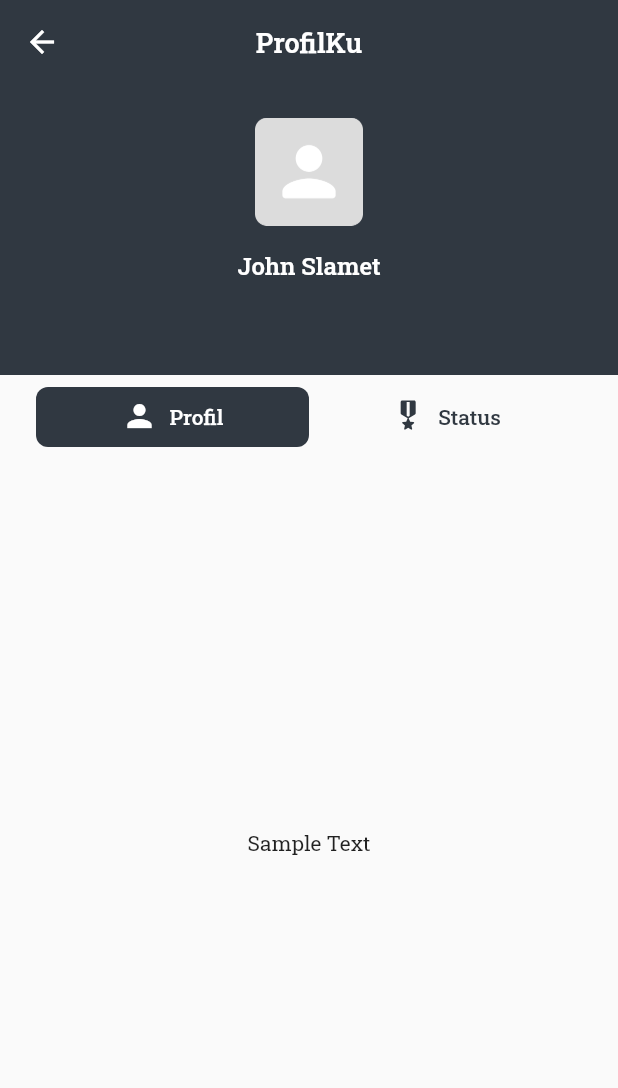
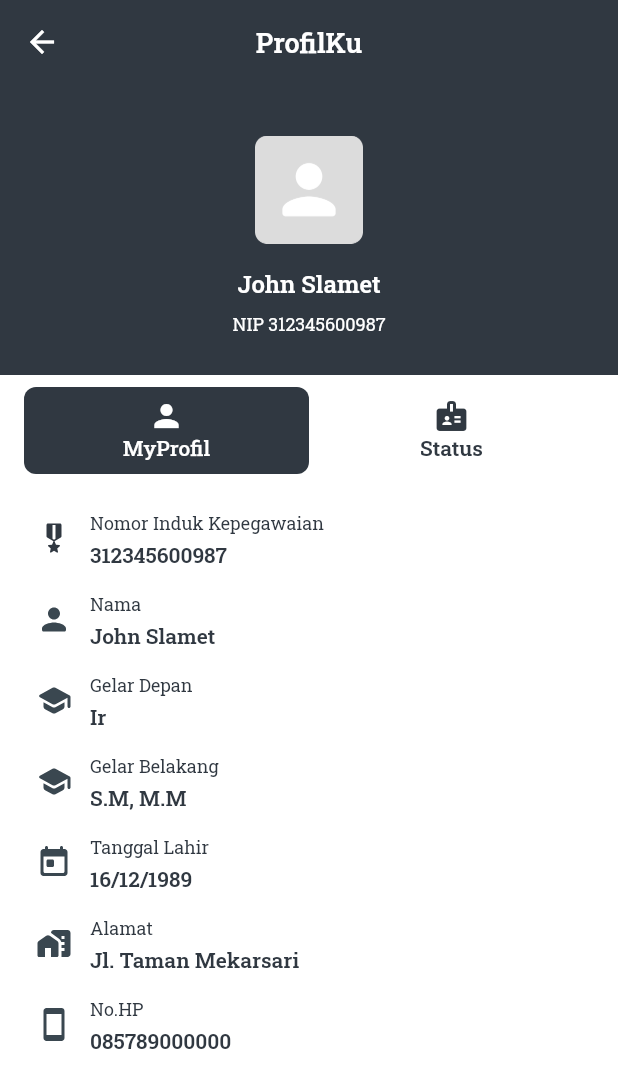
Before and after one commit to roningrum/my_darling_app, a Flutter app: the ProfilTabScreen screen opened directly, on a phone screen of 412 x 824 dp. Shown: the top 1088 px of the screen. Run offline on Flutter 3.47's test engine with Material 2 defaults, Android fonts, the phone set to English and light mode, and no system bars; our stand-ins replace flutter_svg, google_fonts.

Commit message:
profil screen done

```diff
--- a/lib/profil_tab_screen.dart
+++ b/lib/profil_tab_screen.dart
@@ -1,5 +1,8 @@
+import 'package:flutter/cupertino.dart';
 import 'package:flutter/material.dart';
 import 'package:flutter_svg/flutter_svg.dart';
+import 'package:my_darling_app/profil_tab_view.dart';
+import 'package:my_darling_app/status_tab_view.dart';
 
 import 'const.dart';
 
@@ -12,29 +15,21 @@ class ProfilTabScreen extends StatefulWidget {
 
 class _ProfilTabScreenState extends State<ProfilTabScreen> with SingleTickerProviderStateMixin {
   late TabController _tabController;
-  int _selectedIndex = 0;
+
 
   @override
   void initState() {
     super.initState();
     _tabController = TabController(length: 2, vsync: this);
-    _tabController.addListener(() {
-      if(_tabController.indexIsChanging){
-        setState(() {
-          _selectedIndex = _tabController.index;
-        });
-      }
-      print("Index Selected"+ _tabController.index.toString());
-
-    });
   }
 
   @override
   Widget build(BuildContext context) {
-    return SafeArea(child: Scaffold(
+    return Scaffold(
       body: DefaultTabController(
         length: 2,
         child: NestedScrollView(
+          // physics: BouncingScrollPhysics(),
           headerSliverBuilder: (context, innerBoxScrolled){
             return [
               SliverAppBar(
@@ -42,6 +37,7 @@ class _ProfilTabScreenState extends State<ProfilTabScreen> with SingleTickerProv
                 backgroundColor: primaryColor,
                 expandedHeight: 250,
                 pinned: true,
+                floating: false,
                 title: Text('ProfilKu', style: titleText.copyWith(color:whiteColor, fontSize: 18 )),
                 flexibleSpace: FlexibleSpaceBar(
                   collapseMode: CollapseMode.pin,
@@ -49,54 +45,68 @@ class _ProfilTabScreenState extends State<ProfilTabScreen> with SingleTickerProv
                     mainAxisAlignment: MainAxisAlignment.center,
                     crossAxisAlignment: CrossAxisAlignment.center,
                     children: [
-                      SizedBox(height: 16),
+                      SizedBox(height: 64),
                       Image.asset('assets/images/foto.png', width: 72),
                       SizedBox(height: 16),
-                      Text('John Slamet', style: titleText.copyWith(color: whiteColor, fontSize: 16),)
+                      Text('John Slamet', style: titleText.copyWith(color: whiteColor, fontSize: 16)),
+                      SizedBox(height: 8),
+                      Text('NIP 312345600987', style: titleText.copyWith(color: whiteColor, fontWeight:FontWeight.w400, fontSize: 12))
                     ],
                   ),
                 ),
               ),
-              SliverPersistentHeader(delegate: _SliverAppBarDelegate(
-                TabBar(
+              SliverPersistentHeader(
+                pinned: true,
+                delegate: _SliverAppBarDelegate(
+                  TabBar(
+                    tabs: const[
+                      Tab(
+                        icon: Icon(Icons.person),
+                        text: 'MyProfil',
+                        iconMargin: EdgeInsets.zero,
+                      ),
+                      Tab(
+                        icon: Icon(Icons.badge),
+                        iconMargin: EdgeInsets.zero,
+                        text: 'Status',
+                        // child: Row(
+                        //   mainAxisSize: MainAxisSize.min,
+                        //   children: [
+                        //     SvgPicture.asset('assets/images/icons/badge.svg', width: 24.0,color:primaryColor),
+                        //     SizedBox(width: 8),
+                        //
+                        //   ],
+                        // ),
+                      ),
+                    ],
                     indicator: BoxDecoration(
                         borderRadius: BorderRadius.circular(8.0),
                         color: primaryColor
                     ),
-                    tabs: [
-                      Tab(
-                        child: Row(
-                          mainAxisSize: MainAxisSize.min,
-                          children: [
-                            Icon(Icons.person,size:24),
-                            SizedBox(width: 8),
-                            Text('Profil',style: bodyTextStyle.copyWith(color: _tabController.index==0? whiteColor : primaryColor))
-                          ],
-                        ),
-                      ),
-                      Tab(
-                        child: Row(
-                          mainAxisSize: MainAxisSize.min,
-                          children: [
-                            SvgPicture.asset('assets/images/icons/badge.svg', width: 24.0,color:  _tabController.index==1?whiteColor:primaryColor),
-                            SizedBox(width: 8),
-                            Text('Status',style: bodyTextStyle.copyWith(color: _tabController.index==1?whiteColor:primaryColor))
-                          ],
-                        ),
-                      ),
-                    ],
-                    controller: _tabController),
+
+                    indicatorColor: primaryColor,
+                    indicatorPadding: EdgeInsets.zero,
+                    controller: _tabController,
+                    labelColor: whiteColor,
+                    unselectedLabelStyle: titleText.copyWith(fontSize: 14),
+                    unselectedLabelColor: primaryColor,
+                    labelStyle: subtitleTextStyle.copyWith(fontSize: 14),
+                  ),
+                ),
+
               ),
-                pinned: true
-              )
             ];
           },
-          body: Center(
-            child: Text('Sample Text'),
-          ),
+          body: TabBarView(
+            controller: _tabController,
+            children: const[
+              ProfilTabView(),
+              StatusTabView()
+            ],
+          )
         ),
       ),
-    ));
+    );
   }
 
   @override
@@ -115,7 +125,8 @@ class _SliverAppBarDelegate extends SliverPersistentHeaderDelegate{
   Widget build(BuildContext context, double shrinkOffset, bool overlapsContent) {
     // TODO: implement build
    return Container(
-     margin: EdgeInsets.only(top: 8, left: 24, right: 24),
+     color: whiteColor,
+     padding: EdgeInsets.only(top: 8, left: 16, right: 16, bottom: 8),
      child: _tabBar,
    );
   }
--- /dev/null
+++ b/lib/profil_tab_view.dart
@@ -0,0 +1,25 @@
+import 'package:flutter/material.dart';
+import 'package:my_darling_app/widget/data_diri_component.dart';
+
+class ProfilTabView extends StatelessWidget {
+  const ProfilTabView({Key? key}) : super(key: key);
+
+  @override
+  Widget build(BuildContext context) {
+    return Scaffold(
+      backgroundColor: Colors.white,
+      body: Column(
+        crossAxisAlignment: CrossAxisAlignment.start,
+        children:const[
+          DataDiriComponent(iconData: 'assets/images/icons/badge.svg', labelData: 'Nomor Induk Kepegawaian', isiData: '312345600987'),
+          DataDiriComponent(iconData: 'assets/images/icons/person.svg', labelData: 'Nama', isiData: 'John Slamet'),
+          DataDiriComponent(iconData: 'assets/images/icons/school.svg', labelData: 'Gelar Depan', isiData: 'Ir'),
+          DataDiriComponent(iconData: 'assets/images/icons/school.svg', labelData: 'Gelar Belakang', isiData: 'S.M, M.M'),
+          DataDiriComponent(iconData: 'assets/images/icons/calendar.svg', labelData: 'Tanggal Lahir', isiData: '16/12/1989'),
+          DataDiriComponent(iconData: 'assets/images/icons/address.svg', labelData: 'Alamat', isiData: 'Jl. Taman Mekarsari'),
+          DataDiriComponent(iconData: 'assets/images/icons/hp.svg', labelData: 'No.HP', isiData: '085789000000'),
+        ],
+      ),
+    );
+  }
+}
--- a/lib/widget/data_diri_component.dart
+++ b/lib/widget/data_diri_component.dart
@@ -13,6 +13,7 @@ class DataDiriComponent extends StatelessWidget {
   @override
   Widget build(BuildContext context) {
     return Container(
+      margin: EdgeInsets.only(top: 16.0, left: 24.0),
       child: Row(
         children: [
           SvgPicture.asset(iconData, width: 24),
@@ -22,6 +23,7 @@ class DataDiriComponent extends StatelessWidget {
             mainAxisAlignment: MainAxisAlignment.start,
             children: [
               Text(labelData, style: bodyTextStyle.copyWith(fontSize: 12, color: primaryColor)),
+              SizedBox(height: 4),
               Text(isiData, style: bodyTextStyle.copyWith(fontSize: 14, color: primaryColor, fontWeight: FontWeight.w600)),
             ],
           )
```
Also changed, not shown: lib/performaku_screen.dart (added, +15 -0 lines), lib/status_tab_view.dart (added, +27 -0 lines), lib/widget/status_pegawai_component.dart (added, +26 -0 lines), assets/images/icons/address.svg (added), assets/images/icons/calendar.svg (added), assets/images/icons/hp.svg (added), assets/images/icons/school.svg (added).
